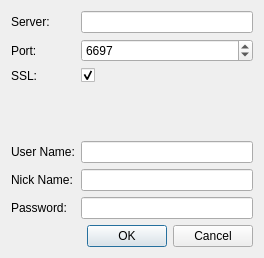
Above: src/widgets/dialogs/IrcConnectionEditor.ui from Chatterino/chatterino2 before the change. Below: the same form after it.
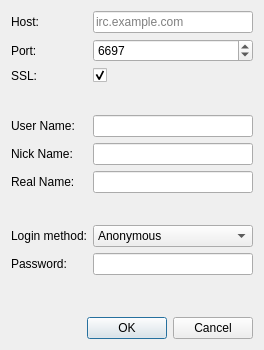
That is the form after the change.

Commit message: added loading and saving of irc servers

Patch:
```diff
--- a/src/widgets/dialogs/IrcConnectionEditor.ui
+++ b/src/widgets/dialogs/IrcConnectionEditor.ui
@@ -1,13 +1,13 @@
 <?xml version="1.0" encoding="UTF-8"?>
 <ui version="4.0">
  <class>IrcConnectionEditor</class>
- <widget class="QDialog" name="IrcConnectionEditor">
+ <widget class="QWidget" name="IrcConnectionEditor">
   <property name="geometry">
    <rect>
     <x>0</x>
     <y>0</y>
     <width>264</width>
-    <height>258</height>
+    <height>350</height>
    </rect>
   </property>
   <property name="windowTitle">
@@ -19,12 +19,16 @@
      <item row="0" column="0">
       <widget class="QLabel" name="serverLabel">
        <property name="text">
-        <string>Server:</string>
+        <string>Host:</string>
        </property>
       </widget>
      </item>
      <item row="0" column="1">
-      <widget class="QLineEdit" name="serverLineEdit"/>
+      <widget class="QLineEdit" name="serverLineEdit">
+       <property name="placeholderText">
+        <string>irc.example.com</string>
+       </property>
+      </widget>
      </item>
      <item row="1" column="0">
       <widget class="QLabel" name="portLabel">
@@ -94,21 +98,78 @@
       <widget class="QLineEdit" name="nickNameLineEdit"/>
      </item>
      <item row="6" column="0">
+      <widget class="QLabel" name="realNameLabel">
+       <property name="text">
+        <string>Real Name:</string>
+       </property>
+      </widget>
+     </item>
+     <item row="6" column="1">
+      <widget class="QLineEdit" name="realNameLineEdit"/>
+     </item>
+     <item row="8" column="0">
+      <widget class="QLabel" name="loginMethodLabel">
+       <property name="text">
+        <string>Login method:</string>
+       </property>
+      </widget>
+     </item>
+     <item row="9" column="0">
       <widget class="QLabel" name="passwordLabel">
        <property name="text">
         <string>Password:</string>
        </property>
       </widget>
      </item>
-     <item row="6" column="1">
+     <item row="9" column="1">
       <widget class="QLineEdit" name="passwordLineEdit">
        <property name="echoMode">
         <enum>QLineEdit::Password</enum>
        </property>
       </widget>
      </item>
+     <item row="7" column="0">
+      <spacer name="verticalSpacer_2">
+       <property name="orientation">
+        <enum>Qt::Vertical</enum>
+       </property>
+       <property name="sizeHint" stdset="0">
+        <size>
+         <width>20</width>
+         <height>20</height>
+        </size>
+       </property>
+      </spacer>
+     </item>
+     <item row="8" column="1">
+      <widget class="QComboBox" name="comboBox">
+       <item>
+        <property name="text">
+         <string>Anonymous</string>
+        </property>
+       </item>
+       <item>
+        <property name="text">
+         <string>PASS</string>
+        </property>
+       </item>
+      </widget>
+     </item>
     </layout>
    </item>
+   <item>
+    <spacer name="verticalSpacer_3">
+     <property name="orientation">
+      <enum>Qt::Vertical</enum>
+     </property>
+     <property name="sizeHint" stdset="0">
+      <size>
+       <width>20</width>
+       <height>20</height>
+      </size>
+     </property>
+    </spacer>
+   </item>
    <item>
     <widget class="QDialogButtonBox" name="buttonBox">
      <property name="orientation">
```
Left out of the diff: 18 changed lines with no effect on the pictures. The commit also changes 9 other files.
